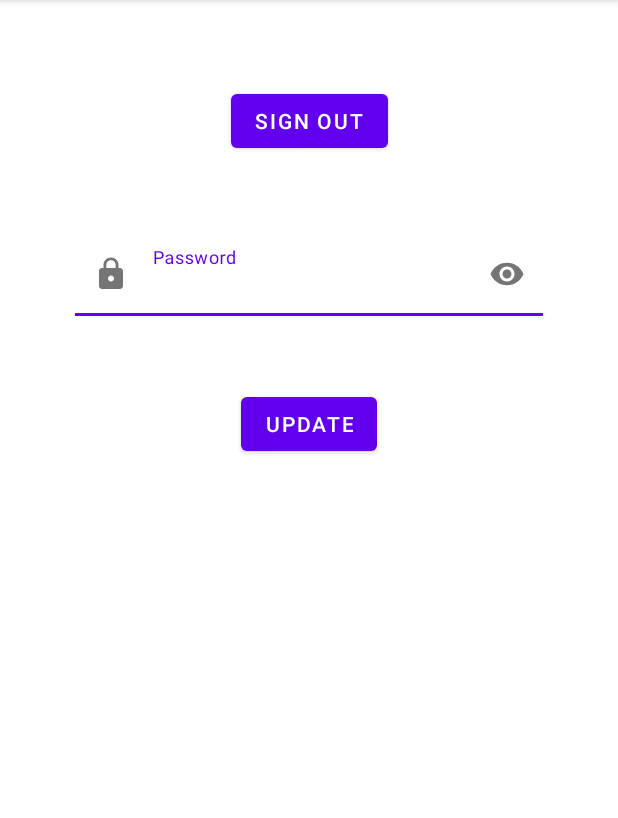
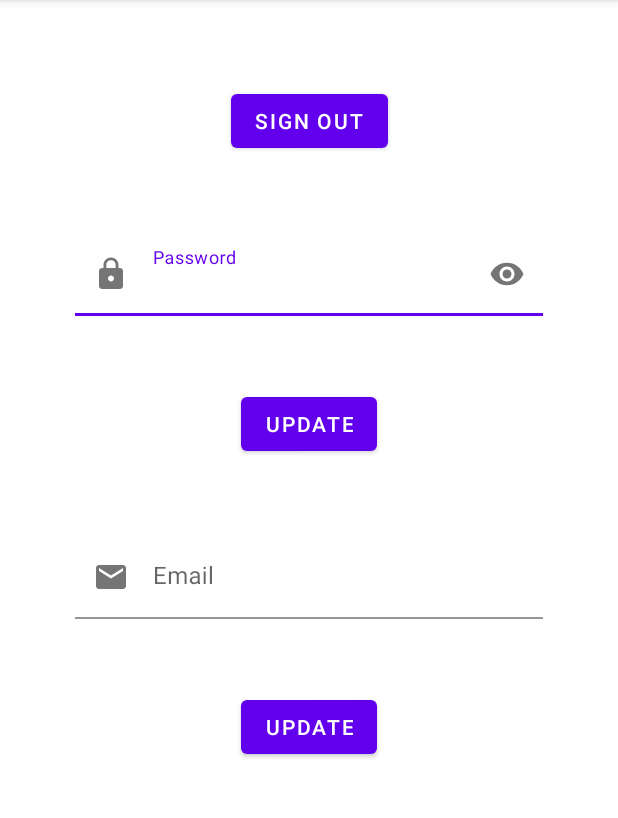
Before and after one commit to AvishkaUmesh/Kotlin-Authentication-Android-App, an Android app: the HomeActivity screen opened directly, with no data from a screen before it, on a phone screen of 412 x 824 dp, the part 84-902 px from its top. Run offline under Robolectric (Android 15) with nearby library versions, the phone set to English and light mode, and no system bars; our stand-ins replace Firebase (no records; nobody signed in at launch, a user with empty details on screens opened directly).

Commit message:
added update email option

```diff
--- a/app/src/main/res/layout/activity_home.xml
+++ b/app/src/main/res/layout/activity_home.xml
@@ -48,4 +48,35 @@
         app:layout_constraintHorizontal_bias="0.5"
         app:layout_constraintStart_toStartOf="parent"
         app:layout_constraintTop_toBottomOf="@+id/textInputLayoutPassword" />
+
+    <com.google.android.material.textfield.TextInputLayout
+        android:id="@+id/textInputLayoutEmail"
+        android:layout_width="match_parent"
+        android:layout_height="wrap_content"
+        android:layout_margin="50dp"
+        app:layout_constraintEnd_toEndOf="parent"
+        app:layout_constraintHorizontal_bias="0.5"
+        app:layout_constraintStart_toStartOf="parent"
+        app:layout_constraintTop_toBottomOf="@+id/buttonUpdatePassword"
+        app:startIconDrawable="@drawable/ic_email">
+
+        <com.google.android.material.textfield.TextInputEditText
+            android:id="@+id/etEmail"
+            android:layout_width="match_parent"
+            android:layout_height="wrap_content"
+            android:background="@color/transparent"
+            android:hint="@string/email"
+            android:inputType="textEmailAddress" />
+    </com.google.android.material.textfield.TextInputLayout>
+
+    <Button
+        android:id="@+id/buttonUpdateEmail"
+        android:layout_width="wrap_content"
+        android:layout_height="wrap_content"
+        android:layout_marginTop="48dp"
+        android:text="@string/update"
+        app:layout_constraintEnd_toEndOf="parent"
+        app:layout_constraintHorizontal_bias="0.5"
+        app:layout_constraintStart_toStartOf="parent"
+        app:layout_constraintTop_toBottomOf="@+id/textInputLayoutEmail" />
 </androidx.constraintlayout.widget.ConstraintLayout>
```
Also changed, not shown: app/src/main/java/com/example/logintest/HomeActivity.kt (+33 -0 lines).
